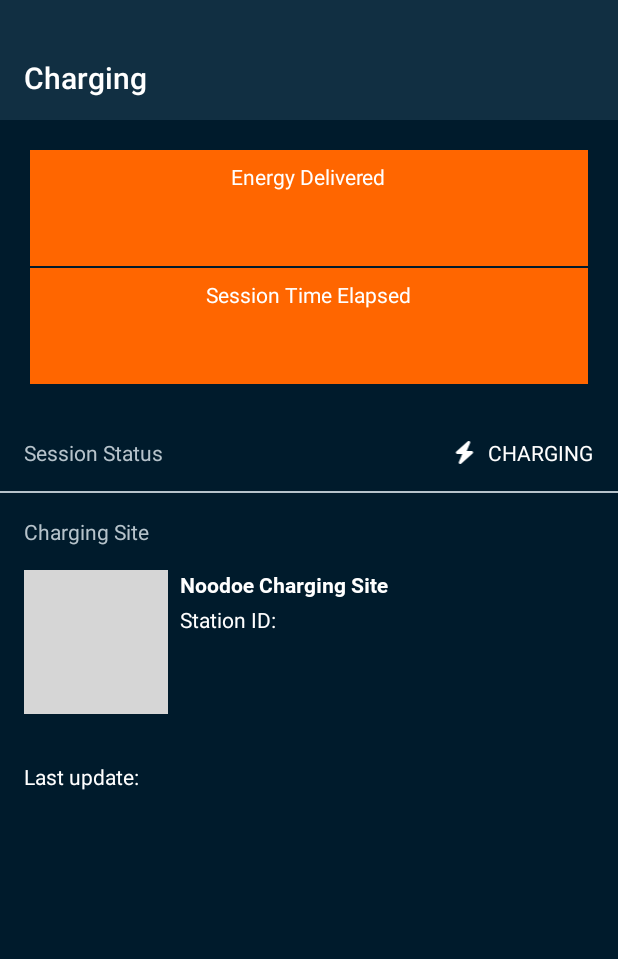
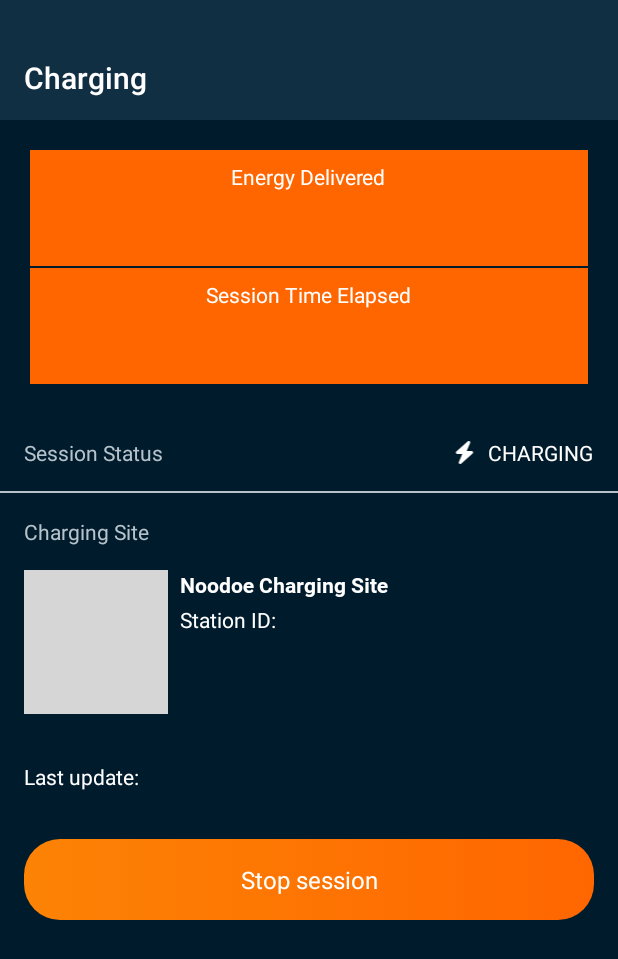
Before and after one commit to GreenCommuter/evcs-android, an Android app: the layout fragment_charging_in_progress.xml on its own in the app's theme, with its tools: preview values and no code run, on a phone screen of 412 x 824 dp. Shown: the top 959 px of the screen. Run offline under Robolectric (Android 15) with nearby library versions, the phone set to English and light mode, and no system bars; grey boxes are pictures that could not be loaded.

Commit message:
Stop session

```diff
--- a/app/src/main/java/org/evcs/android/features/charging/ChargingInProgressFragment.kt
+++ b/app/src/main/java/org/evcs/android/features/charging/ChargingInProgressFragment.kt
@@ -13,6 +13,7 @@ import org.joda.time.format.DateTimeFormat
 class ChargingInProgressFragment : ErrorFragment<ChargingInProgressPresenter>(),
     ChargingInProgressView {
 
+    private var mSessionId: Int = 0
     private lateinit var mBinding: FragmentChargingInProgressBinding
 
     override fun layout(): Int {
@@ -46,10 +47,12 @@ class ChargingInProgressFragment : ErrorFragment<ChargingInProgressPresenter>(),
 
     override fun setListeners() {
         mBinding.chargingInProgressLastUpdate.setOnClickListener { refresh() }
+        mBinding.chargingInProgressStopSession.setOnClickListener { presenter?.stopSession(mSessionId) }
     }
 
     override fun onChargeRetrieved(response: Session?) {
         if (response == null) return
+        mSessionId = response.id
         hideProgressDialog()
         mBinding.chargingInProgressEnergy.text = String.format("%.3f kWh", response.kwh)
         mBinding.chargingInProgressSessionTime.text = response.printableDuration
--- a/app/src/main/java/org/evcs/android/features/charging/ChargingInProgressPresenter.kt
+++ b/app/src/main/java/org/evcs/android/features/charging/ChargingInProgressPresenter.kt
@@ -21,7 +21,7 @@ class ChargingInProgressPresenter(viewInstance: ChargingInProgressView, services
 
     private val LOCATION_KEY = "location"
 
-    fun stopSession(sessionId: String) {
+    fun stopSession(sessionId: Int) {
         getService(CommandsService::class.java).stopSession(sessionId).enqueue(object :
             Callback<Void> {
             override fun onResponse(call: Call<Void>?, response: Response<Void>?) {
--- a/app/src/main/java/org/evcs/android/network/service/CommandsService.java
+++ b/app/src/main/java/org/evcs/android/network/service/CommandsService.java
@@ -20,6 +20,6 @@ public interface CommandsService {
 //    {"intent":"abc123","coupon_codes":null,"authorization_reference":"ZU63Qa3wwIgRRv2IhE8NmnZwVolDOBWUQBR5"}
 
     @POST("/members/v1/commands/stop_session")
-    Call<Void> stopSession(@Query("session_id") String sessionId);
+    Call<Void> stopSession(@Query("session_id") int sessionId);
 
 }
--- a/app/src/main/res/layout/fragment_charging_in_progress.xml
+++ b/app/src/main/res/layout/fragment_charging_in_progress.xml
@@ -169,4 +169,14 @@
         style="@style/Roboto.Body.White"
         />
 
+    <TextView
+        android:id="@+id/charging_in_progress_stop_session"
+        android:layout_width="match_parent"
+        android:layout_height="wrap_content"
+        android:layout_margin="16dp"
+        android:padding="16dp"
+        android:text="Stop session"
+        style="@style/Button.Orange"
+        />
+
 </LinearLayout>
```
